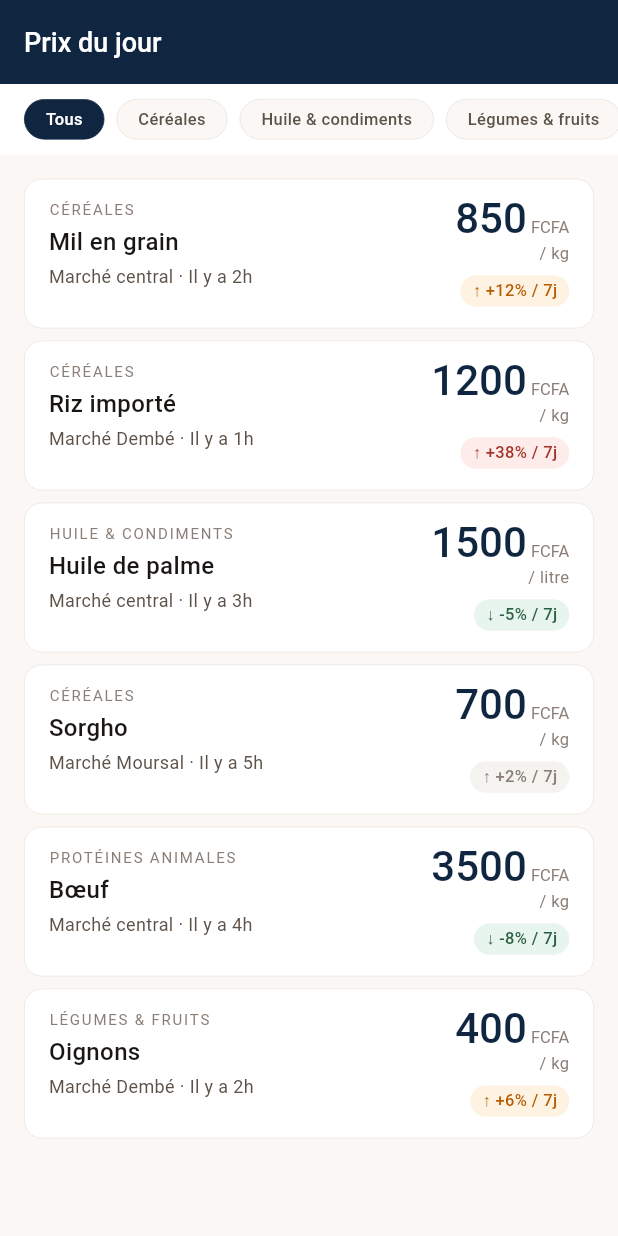
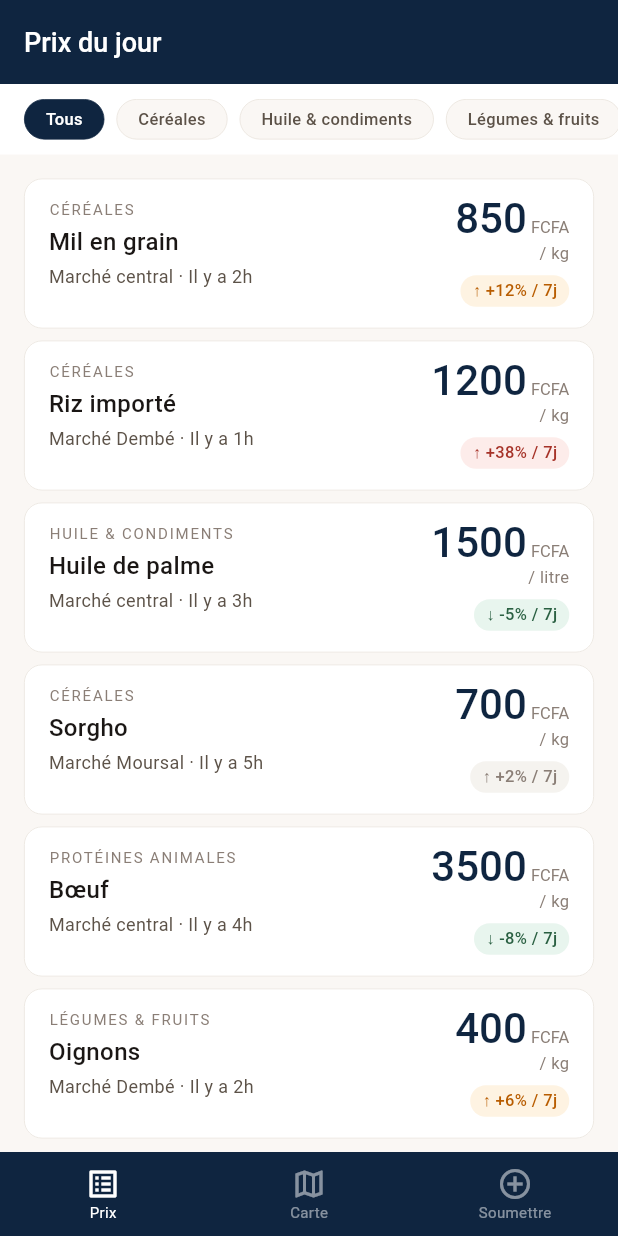
Before and after one commit to Titembaye/gataa-mobile, a Flutter app: the screen it shows after launch, on a phone screen of 412 x 824 dp. Run offline on Flutter 3.47's test engine with Material 3 defaults, Android fonts, the phone set to English and light mode, and no system bars; Roboto replaces fonts that are missing (DM Mono, DM Sans).

Commit message:
feat: add main bottom navigation

```diff
--- a/lib/main.dart
+++ b/lib/main.dart
@@ -1,6 +1,7 @@
 import 'package:flutter/material.dart';
 import 'core/theme/app_theme.dart';
-import 'features/prices/prices_screen.dart';
+//import 'features/prices/prices_screen.dart';
+import 'shared/widgets/main_navigation.dart';
 
 void main() {
   runApp(const GataaApp());
@@ -15,7 +16,7 @@ class GataaApp extends StatelessWidget {
       title: 'Gataa',
       debugShowCheckedModeBanner: false,
       theme: GataaTheme.light,
-      home: const PricesScreen(),
+      home: const MainNavigation(),
     );
   }
 }
--- /dev/null
+++ b/lib/shared/widgets/main_navigation.dart
@@ -0,0 +1,67 @@
+import 'package:flutter/material.dart';
+import '../../core/theme/app_theme.dart';
+import '../../features/prices/prices_screen.dart';
+
+class MainNavigation extends StatefulWidget {
+  const MainNavigation({super.key});
+
+  @override
+  State<MainNavigation> createState() => _MainNavigationState();
+}
+
+class _MainNavigationState extends State<MainNavigation> {
+  int _currentIndex = 0;
+
+  final List<Widget> _screens = const [
+    PricesScreen(),
+    _PlaceholderScreen(label: 'Carte'),
+    _PlaceholderScreen(label: 'Soumettre'),
+  ];
+
+  @override
+  Widget build(BuildContext context) {
+    return Scaffold(
+      body: _screens[_currentIndex],
+      bottomNavigationBar: BottomNavigationBar(
+        currentIndex: _currentIndex,
+        onTap: (i) => setState(() => _currentIndex = i),
+        items: const [
+          BottomNavigationBarItem(
+            icon: Icon(Icons.list_alt_outlined),
+            activeIcon: Icon(Icons.list_alt),
+            label: 'Prix',
+          ),
+          BottomNavigationBarItem(
+            icon: Icon(Icons.map_outlined),
+            activeIcon: Icon(Icons.map),
+            label: 'Carte',
+          ),
+          BottomNavigationBarItem(
+            icon: Icon(Icons.add_circle_outline),
+            activeIcon: Icon(Icons.add_circle),
+            label: 'Soumettre',
+          ),
+        ],
+      ),
+    );
+  }
+}
+
+class _PlaceholderScreen extends StatelessWidget {
+  const _PlaceholderScreen({required this.label});
+  final String label;
+
+  @override
+  Widget build(BuildContext context) {
+    return Scaffold(
+      appBar: AppBar(title: Text(label)),
+      body: Center(
+        child: Text(
+          'Écran $label\nà venir',
+          textAlign: TextAlign.center,
+          style: GataaTypo.bodyMedium.copyWith(color: GataaColors.textMuted),
+        ),
+      ),
+    );
+  }
+}
```
